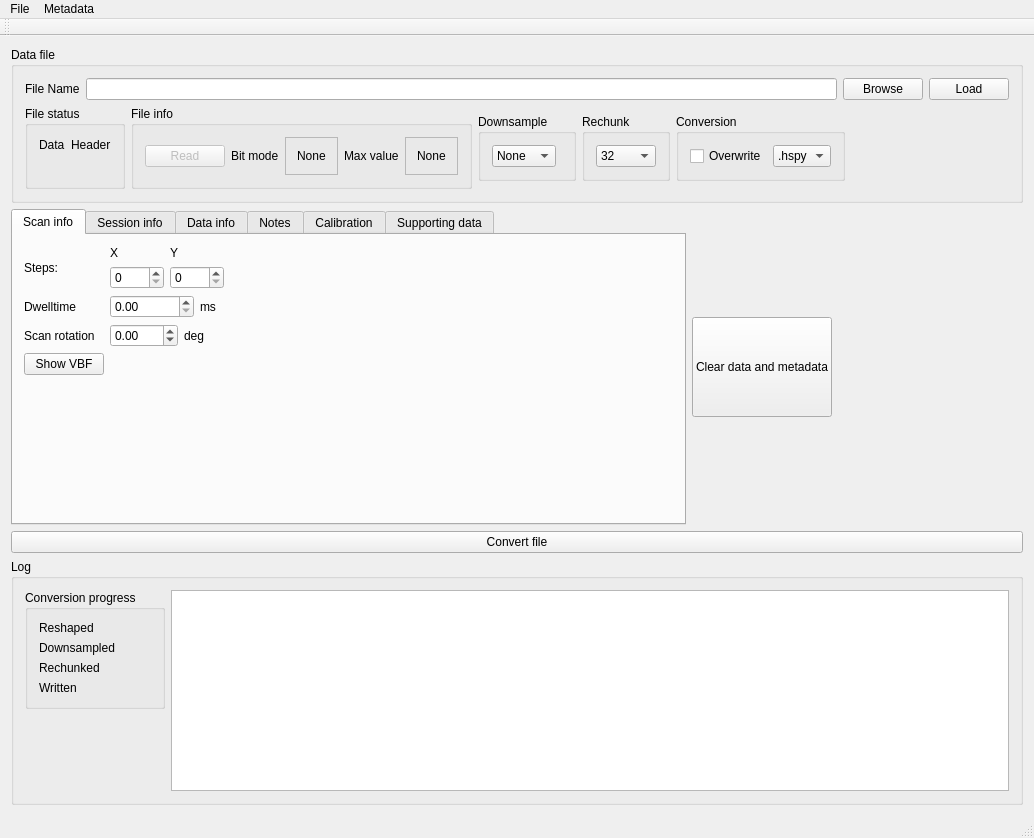
Before: the Qt Designer form mib2hspy/gui/source/QTCmib2hspy/mainwindow.ui in TEM-Gemini-Centre/mib2hspy, drawn with Qt 5.
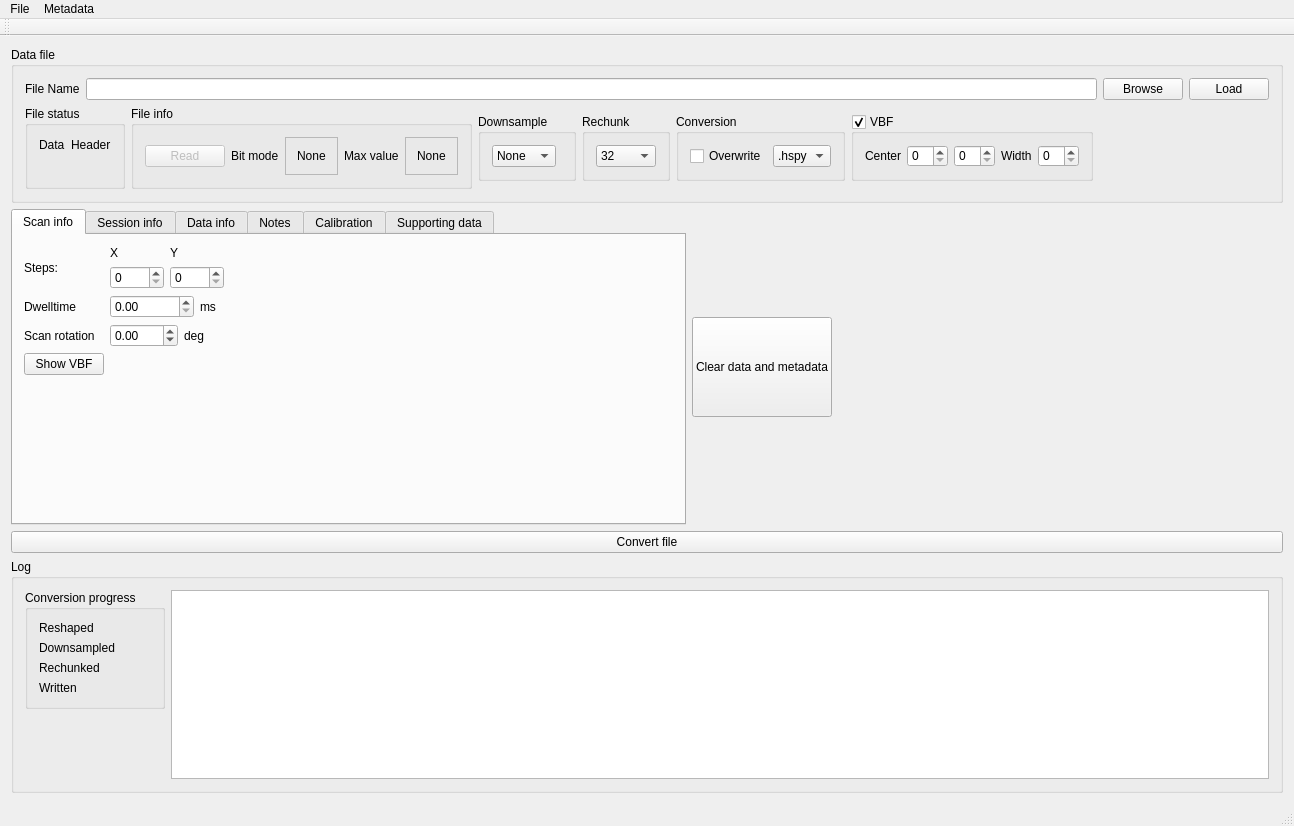
After: the same form once the commit is applied. The open tabs and pages were chosen to show the change. Icons and pictures are not drawn. Custom widgets are drawn as their Qt base class.

Commit message: Added VBF functionality

Diff of the .ui file:
```diff
--- a/mib2hspy/gui/source/QTCmib2hspy/mainwindow.ui
+++ b/mib2hspy/gui/source/QTCmib2hspy/mainwindow.ui
@@ -9,8 +9,8 @@
    <rect>
     <x>0</x>
     <y>0</y>
-    <width>1034</width>
-    <height>838</height>
+    <width>1294</width>
+    <height>826</height>
    </rect>
   </property>
   <property name="windowTitle">
@@ -1637,6 +1637,47 @@
            </layout>
           </widget>
          </item>
+         <item>
+          <widget class="QGroupBox" name="groupBox_14">
+           <property name="sizePolicy">
+            <sizepolicy hsizetype="Maximum" vsizetype="Maximum">
+             <horstretch>0</horstretch>
+             <verstretch>0</verstretch>
+            </sizepolicy>
+           </property>
+           <property name="title">
+            <string>VBF</string>
+           </property>
+           <property name="checkable">
+            <bool>true</bool>
+           </property>
+           <layout class="QHBoxLayout" name="horizontalLayout_11">
+            <item>
+             <widget class="QLabel" name="label_42">
+              <property name="text">
+               <string>Center</string>
+              </property>
+             </widget>
+            </item>
+            <item>
+             <widget class="QSpinBox" name="vbfCxSpinBox"/>
+            </item>
+            <item>
+             <widget class="QSpinBox" name="vbfCySpinBox"/>
+            </item>
+            <item>
+             <widget class="QLabel" name="label_43">
+              <property name="text">
+               <string>Width</string>
+              </property>
+             </widget>
+            </item>
+            <item>
+             <widget class="QSpinBox" name="vbfWidthSpinBox"/>
+            </item>
+           </layout>
+          </widget>
+         </item>
          <item>
           <spacer name="horizontalSpacer">
            <property name="orientation">
@@ -1662,7 +1703,7 @@
     <rect>
      <x>0</x>
      <y>0</y>
-     <width>1034</width>
+     <width>1294</width>
      <height>22</height>
     </rect>
    </property>
```
Left out of the diff: 2 changed lines with no effect on the pictures.
